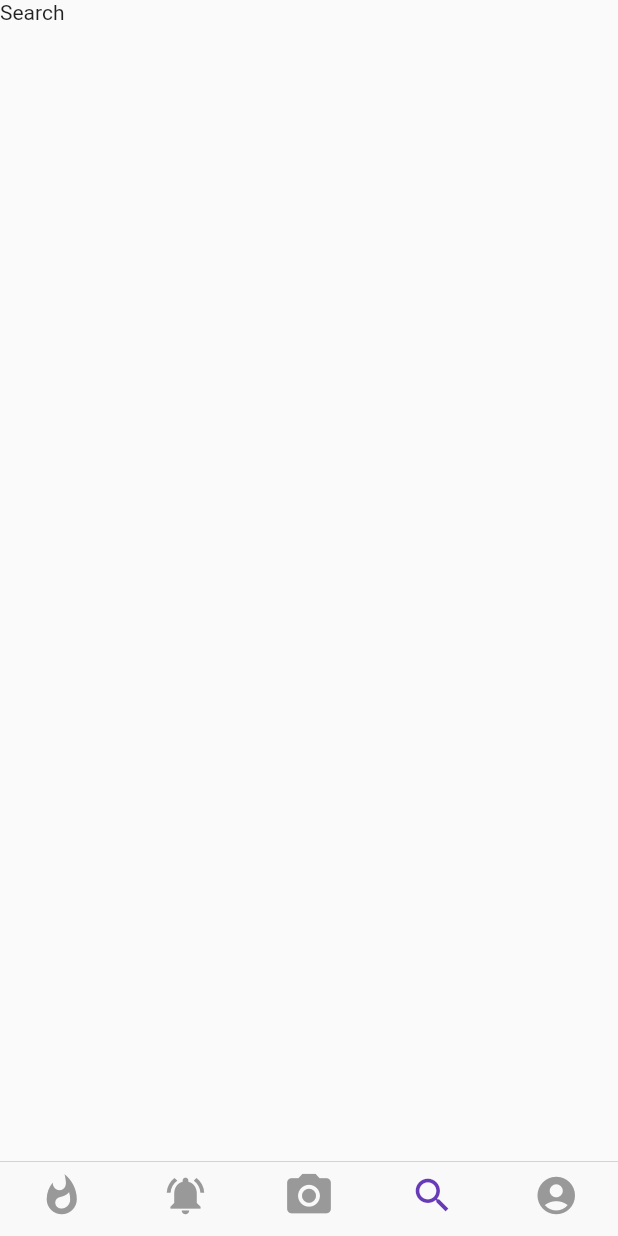
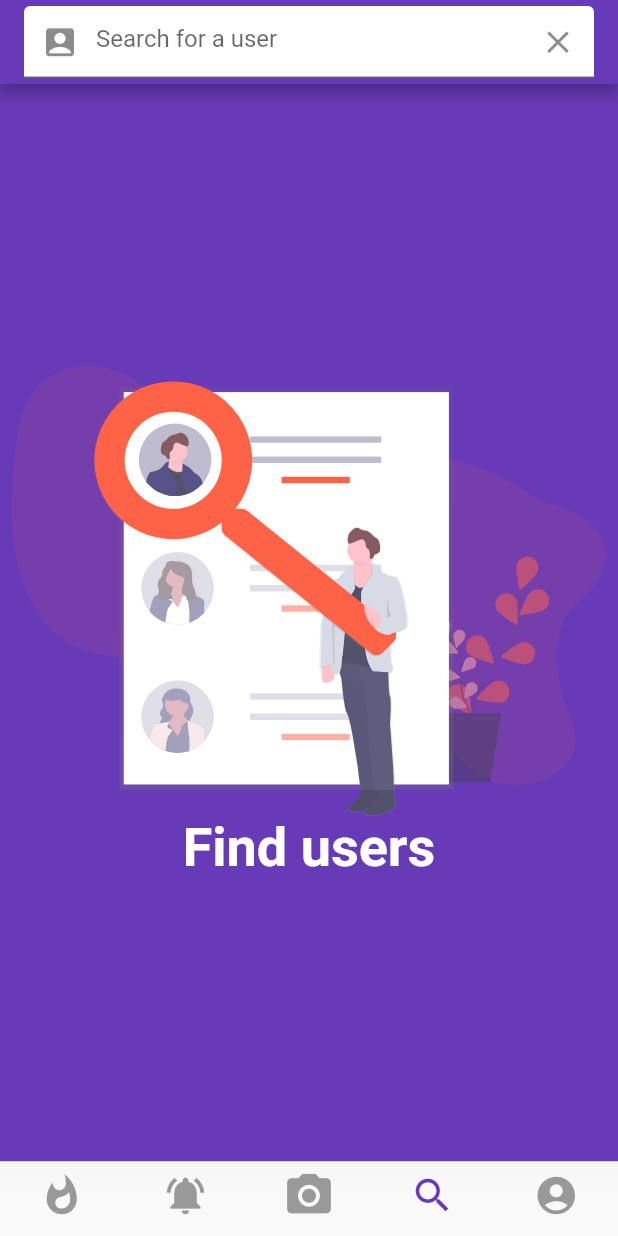
Before and after one commit to magicink/SuperSocial, a Flutter app: the screen it shows once a user with an empty profile is signed in, swiped to page 4, on a phone screen of 412 x 824 dp. Run offline on Flutter 3.47's test engine with Material 2 defaults, Android fonts, the phone set to English and light mode, and no system bars; our stand-ins replace cloud_firestore, firebase_auth, flutter_svg, google_sign_in; accounts and stored records are empty.

Commit message:
Created empty user search page.

```diff
--- a/lib/main.dart
+++ b/lib/main.dart
@@ -1,5 +1,5 @@
 import 'package:flutter/material.dart';
-
+import 'package:flutter/services.dart';
 import 'pages/home.dart';
 
 void main() {
@@ -9,6 +9,9 @@ void main() {
 class MyApp extends StatelessWidget {
   @override
   Widget build(BuildContext context) {
+    SystemChrome.setPreferredOrientations([
+      DeviceOrientation.portraitUp
+    ]);
     return MaterialApp(
       title: 'SuperSocial',
       debugShowCheckedModeBanner: false,
--- a/lib/pages/search.dart
+++ b/lib/pages/search.dart
@@ -1,4 +1,5 @@
 import 'package:flutter/material.dart';
+import 'package:flutter_svg/flutter_svg.dart';
 
 class Search extends StatefulWidget {
   @override
@@ -6,9 +7,54 @@ class Search extends StatefulWidget {
 }
 
 class _SearchState extends State<Search> {
+  AppBar buildSearchField () {
+    return AppBar(
+      backgroundColor: Theme.of(context).primaryColor,
+      title: TextFormField(
+        decoration: InputDecoration(
+          fillColor: Colors.white,
+          hintText: "Search for a user",
+          filled: true,
+          prefixIcon: Icon(
+            Icons.account_box,
+            size: 25.0,
+          ),
+          suffixIcon: IconButton(
+            icon: Icon(
+              Icons.clear,
+              size: 25.0,
+            ),
+            onPressed: () => print('Cleared'),
+          ),
+        ),
+      ),
+    );
+  }
+  Container buildEmptySearchResults(context) {
+    return Container(
+      color: Theme.of(context).primaryColor,
+      child: Center(
+        child: ListView(
+          shrinkWrap: true,
+          children: <Widget>[
+            SvgPicture.asset('assets/images/search.svg', height: 300.0,),
+            Text('Find users', textAlign: TextAlign.center, style: TextStyle(
+              color: Colors.white,
+              fontWeight: FontWeight.bold,
+              fontSize: 36.0
+            ),)
+          ],
+        )
+      ),
+    );
+  }
+
   @override
   Widget build(BuildContext context) {
-    return Text('Search');
+    return Scaffold(
+      appBar: buildSearchField(),
+      body: buildEmptySearchResults(context),
+    );
   }
 }
 
```
